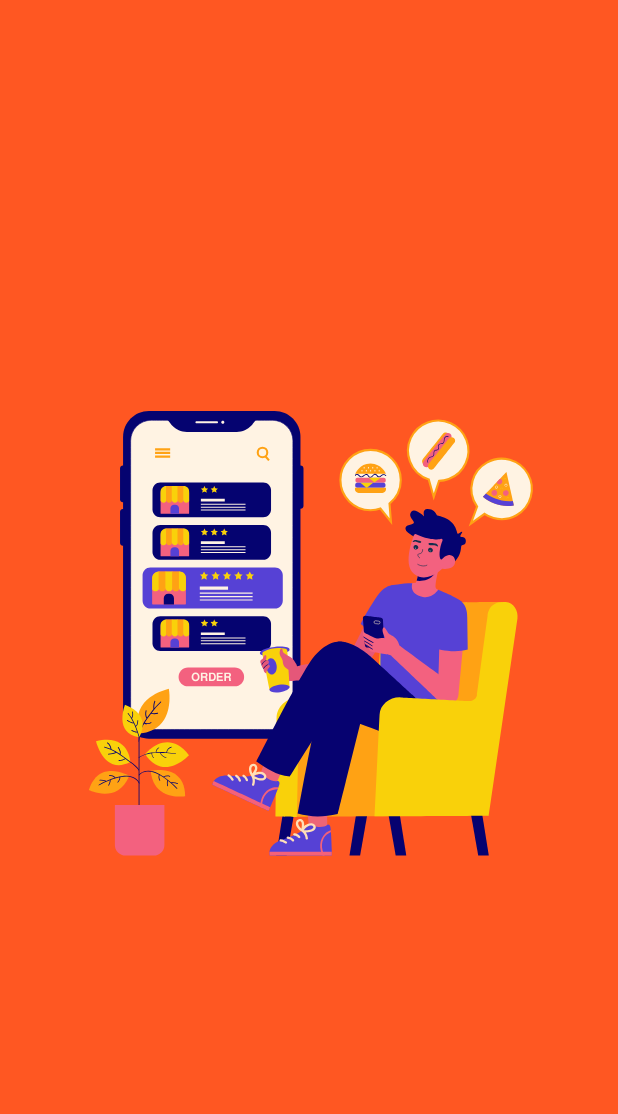
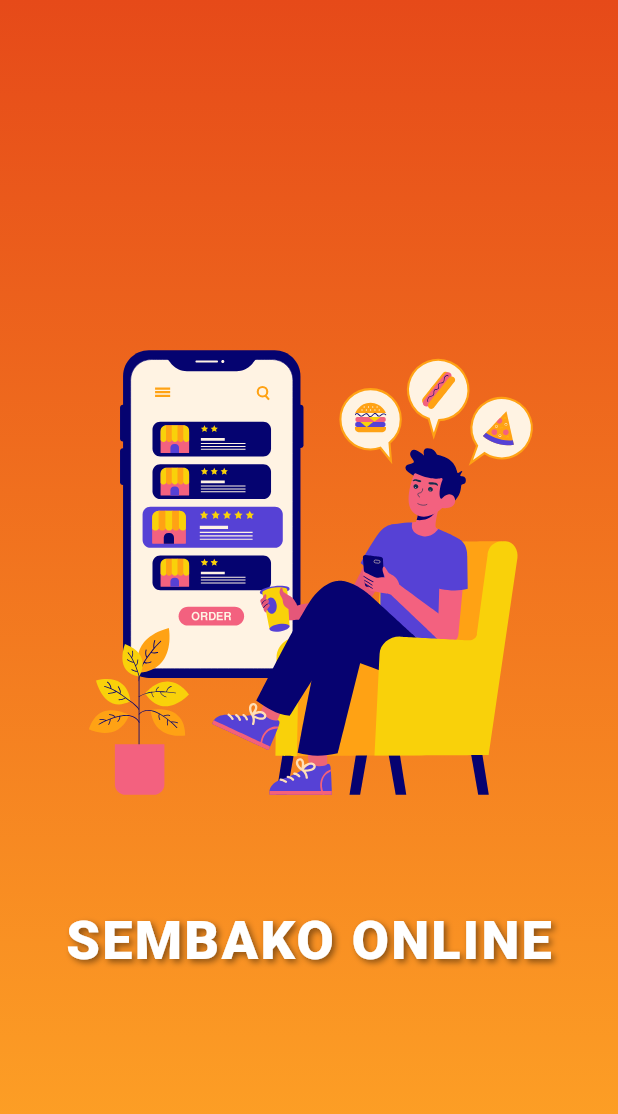
Before and after one commit to Zammil00/flutter_toko_sembako_online, a Flutter app: the SplashPage screen opened directly, on a phone screen of 412 x 824 dp. Shown: the top 1114 px of the screen. Run offline on Flutter 3.47's test engine with Material 3 defaults, Android fonts, the light colour scheme and no system bars; our stand-ins replace google_fonts, lottie.

Commit message:
Update Splash page

```diff
--- a/lib/pages/splash_page.dart
+++ b/lib/pages/splash_page.dart
@@ -1,5 +1,5 @@
 import 'package:flutter/material.dart';
-import 'package:get/get.dart';
+import 'package:google_fonts/google_fonts.dart';
 import 'package:lottie/lottie.dart';
 import 'package:toko_sembako_online/pages/home_page.dart';
 
@@ -12,7 +12,7 @@ class SplashPage extends StatelessWidget {
       Duration(seconds: 3),
       () {
         Navigator.push(
-          context,
+          (context),
           MaterialPageRoute(
             builder: (context) => HomePage(),
           ),
@@ -20,13 +20,43 @@ class SplashPage extends StatelessWidget {
       },
     );
     return Scaffold(
-      backgroundColor: Colors.deepOrange,
-      body: Center(
-        child: Lottie.asset(
-          'assets/animations/splash.json',
-          width: 400,
-          height: 400,
-          fit: BoxFit.contain,
+      body: Container(
+        decoration: BoxDecoration(
+          gradient: LinearGradient(
+            colors: [Colors.deepOrange.shade700, Colors.orange.shade400],
+            begin: Alignment.topCenter,
+            end: Alignment.bottomCenter,
+          ),
+        ),
+        child: Center(
+          child: Column(
+            mainAxisAlignment: MainAxisAlignment.center,
+            children: [
+              Lottie.asset(
+                'assets/animations/splash.json',
+                width: 400,
+                height: 400,
+                fit: BoxFit.contain,
+              ),
+              SizedBox(height: 30),
+              Text(
+                "SEMBAKO ONLINE",
+                style: GoogleFonts.roboto(
+                  color: Colors.white,
+                  fontSize: 36,
+                  fontWeight: FontWeight.w900,
+                  letterSpacing: 1.5,
+                  shadows: [
+                    Shadow(
+                      blurRadius: 5,
+                      color: Colors.black45,
+                      offset: Offset(2, 2),
+                    ),
+                  ],
+                ),
+              ),
+            ],
+          ),
         ),
       ),
     );
```
